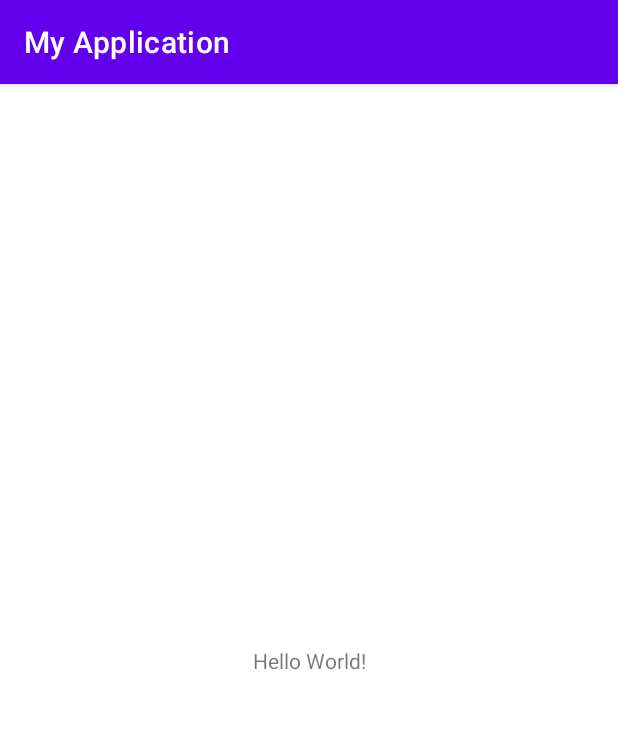
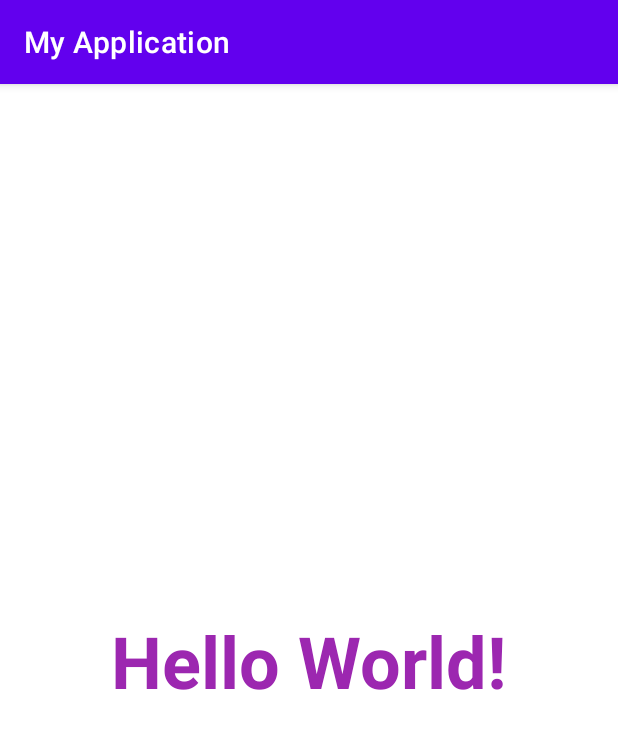
Before and after one commit to daspapan/android-studio-setup, an Android app: the screen it shows after launch (MainActivity), on a phone screen of 412 x 824 dp. Shown: the top 729 px of the screen. Run offline under Robolectric (Android 15) with nearby library versions, the phone set to English and light mode, and no system bars; 1 statement that could not run was skipped.

Commit message:
Update activity_main.xml

```diff
--- a/app/src/main/res/layout/activity_main.xml
+++ b/app/src/main/res/layout/activity_main.xml
@@ -10,6 +10,9 @@
         android:layout_width="wrap_content"
         android:layout_height="wrap_content"
         android:text="Hello World!"
+        android:textColor="#9C27B0"
+        android:textSize="48sp"
+        android:textStyle="bold"
         app:layout_constraintBottom_toBottomOf="parent"
         app:layout_constraintEnd_toEndOf="parent"
         app:layout_constraintStart_toStartOf="parent"
```
